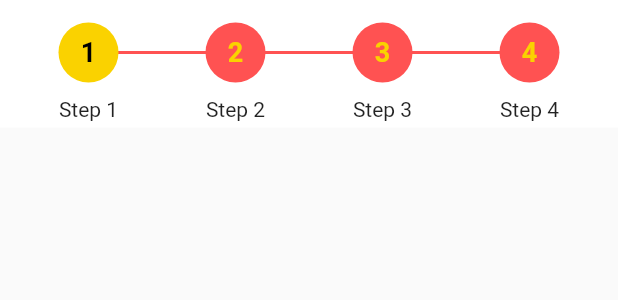
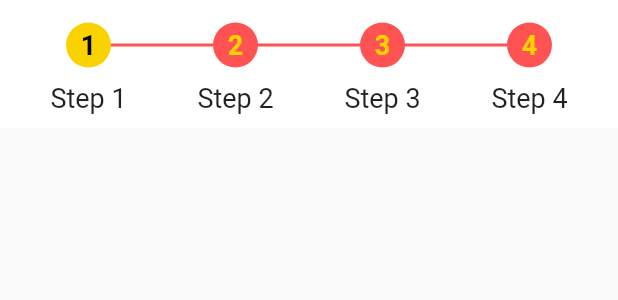
Before and after one commit to Harshdeep4295/timeline_status, a Flutter app: the TimeLineStatus widget shown alone on an empty page, opened directly, on a phone screen of 412 x 824 dp. Shown: the top 300 px of the screen. Run offline on Flutter 3.47's test engine with Material 2 defaults, Android fonts, the phone set to English and light mode, and no system bars.

Commit message:
new changes done.

```diff
--- a/lib/timeline_status.dart
+++ b/lib/timeline_status.dart
@@ -24,19 +24,20 @@ const redAccent = Color(0xFFFF5252);
     backgroundColor - background color of whole widget
   */
 class TimeLineStatus extends StatelessWidget {
-  List<String> statuses;
-  int currentPosition;
-  Color currentStepBackground,
+  final List<String> statuses;
+  final int currentPosition;
+  final Color currentStepBackground,
       currentStepNumberTextColor,
       activatedStepBackground,
       activatedStepNumberTextColor,
       inActivatedStepBackground,
       inActivatedStepNumberTextColor,
       backgroundColor;
-  double height = 70;
-  EdgeInsets wholePadding;
-
-  TimeLineStatus({
+  final double height;
+  final EdgeInsets wholePadding;
+  final double textSize;
+  final double pointCircleRadius;
+  const TimeLineStatus({
     @required this.statuses,
     @required this.currentPosition,
     this.currentStepBackground = sunflowerYellow,
@@ -52,6 +53,8 @@ class TimeLineStatus extends StatelessWidget {
       right: 10,
     ),
     this.backgroundColor = white,
+    this.textSize = 18,
+    this.pointCircleRadius = 25,
   });
   @override
   Widget build(BuildContext context) {
@@ -96,15 +99,16 @@ class TimeLineStatus extends StatelessWidget {
                           mainAxisAlignment: MainAxisAlignment.center,
                           children: [
                             Container(
-                              height: 40,
-                              width: 40,
+                              height: pointCircleRadius + 5,
+                              width: pointCircleRadius + 5,
                               decoration: BoxDecoration(
                                 color: currentPosition == position
                                     ? currentStepBackground
                                     : (currentPosition < position
                                         ? inActivatedStepBackground
                                         : activatedStepBackground),
-                                borderRadius: BorderRadius.circular(30),
+                                borderRadius:
+                                    BorderRadius.circular(pointCircleRadius),
                               ),
                               child: Center(
                                 child: Text(
@@ -116,7 +120,7 @@ class TimeLineStatus extends StatelessWidget {
                                             ? inActivatedStepNumberTextColor
                                             : activatedStepNumberTextColor),
                                     fontWeight: FontWeight.w700,
-                                    fontSize: 18,
+                                    fontSize: textSize,
                                   ),
                                   textAlign: TextAlign.center,
                                 ),
@@ -130,6 +134,7 @@ class TimeLineStatus extends StatelessWidget {
                       statuses[position],
                       softWrap: true,
                       textAlign: TextAlign.center,
+                      style: TextStyle(fontSize: textSize),
                       maxLines: 2,
                     ),
                   ],
--- a/pubspec.yaml
+++ b/pubspec.yaml
@@ -1,6 +1,6 @@
 name: timeline_status
 description: To display status timeline, a widget will contain the step indicator with the status text given. To display different indicator different colors can be used as shown in example.
-version: 0.0.6
+version: 0.0.7
 author: Harshdeep Singh<Harshdeeps878@gmail.com>
 homepage: https://github.com/Harshdeep4295/timeline_status
 
```
Also changed, not shown: 2 other files.
